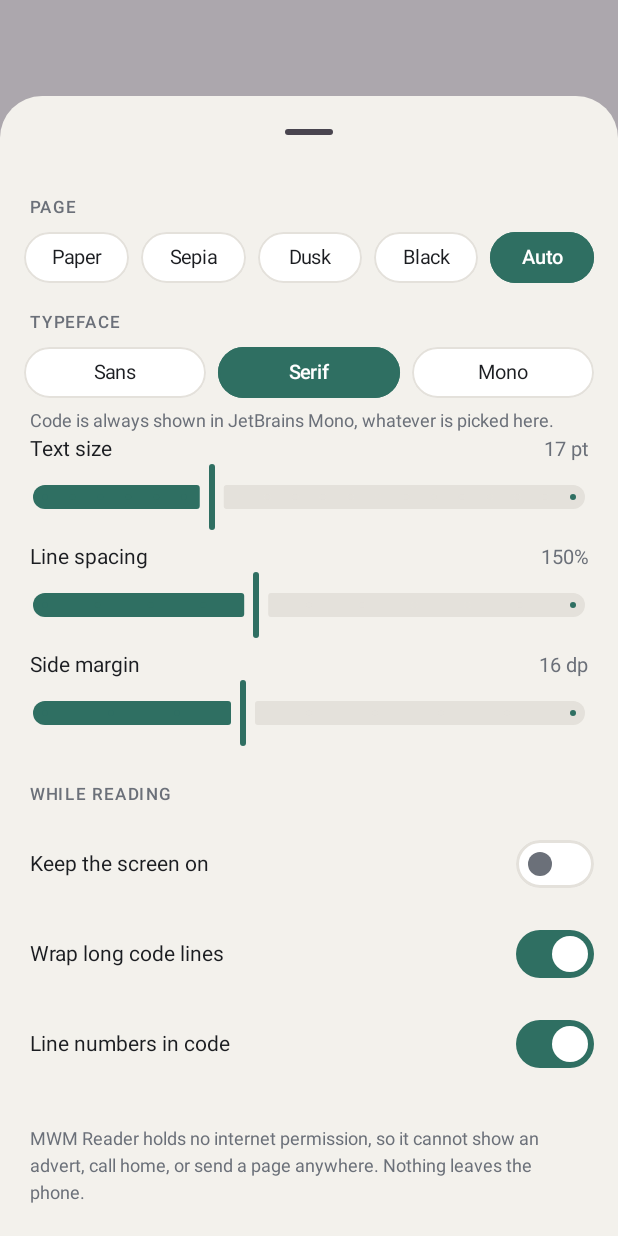
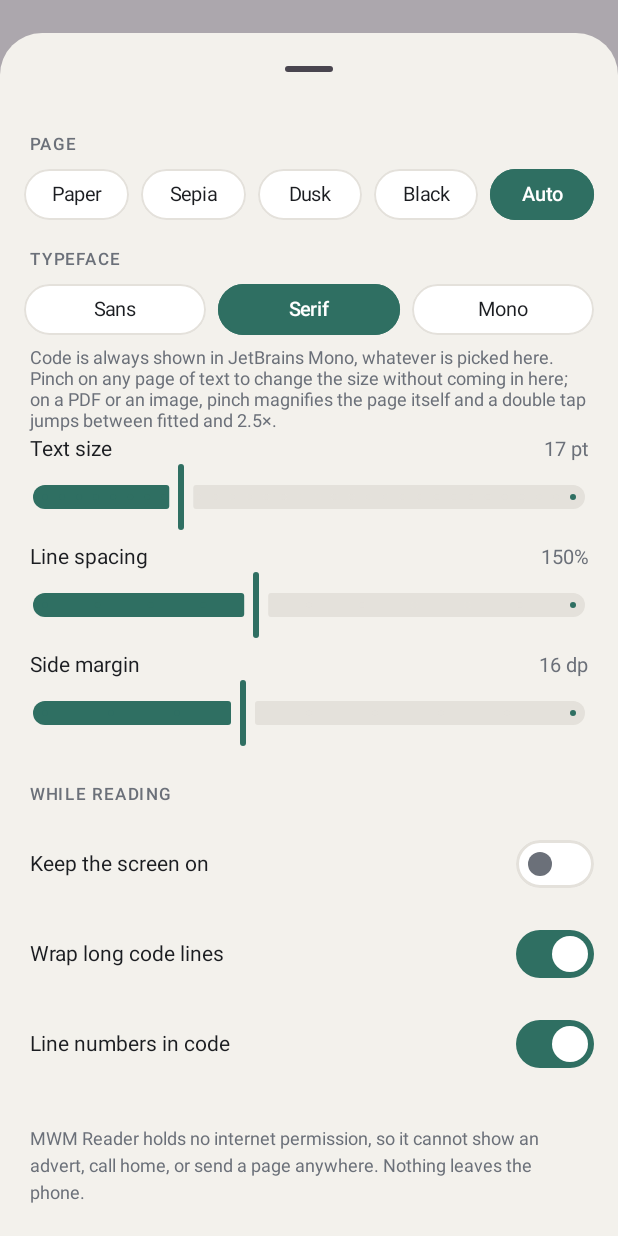
Before and after one commit to Matswm86/mwm-reader, an Android app built with Jetpack Compose: the composable SettingsSheet shown on its own in the app's theme, on a phone screen of 412 x 824 dp. Run offline under Robolectric (Android 15) with nearby library versions, the phone set to English and light mode, and no system bars; pictures from the network do not load.

Commit message:
Pinch to zoom on every page, and make the PDF zoom actually magnify
The PDF zoom was inert: pinching re-rendered the page at a wider pixel size,
then ContentScale.FillWidth drew it back at screen width, so the result was a
sharper picture of the same small type. The page is now laid out at screen
width times the zoom inside a horizontal scroll, so zooming magnifies and the
page can be dragged around. A double tap jumps between fitted and 2.5x, and
the renderer caps a page at six million pixels so a zoomed A4 page cannot eat
22 MB twice over.

Text, code, markdown and tables had no pinch at all. They now resize instead
of magnifying, from 9 to 40 points, which keeps lines wrapped to the screen
rather than forcing a sideways scroll. The size slider was widened to match.

The gesture is hand-written rather than detectTransformGestures, which
swallows one-finger drags as pan and would stop the list scrolling. It watches
the Initial pass and only claims the gesture once a second finger is down.

Not verified on a device: adb input cannot synthesise a two-finger pinch, so
the emulator check still proves only that the pages draw.

Co-Authored-By: Claude Opus 5 (1M context) <noreply@anthropic.com>

```diff
--- a/app/src/main/java/no/mwmai/reader/ui/SettingsSheet.kt
+++ b/app/src/main/java/no/mwmai/reader/ui/SettingsSheet.kt
@@ -88,7 +88,10 @@ fun SettingsSheet(vm: MainViewModel, onClose: () -> Unit) {
                 }
             }
             Text(
-                "Code is always shown in JetBrains Mono, whatever is picked here.",
+                "Code is always shown in JetBrains Mono, whatever is picked here. " +
+                    "Pinch on any page of text to change the size without coming in here; " +
+                    "on a PDF or an image, pinch magnifies the page itself and a double tap " +
+                    "jumps between fitted and 2.5\u00d7.",
                 color = palette.inkDim,
                 fontSize = 12.sp,
                 modifier = Modifier.padding(start = 20.dp, end = 20.dp, top = 8.dp),
@@ -97,8 +100,8 @@ fun SettingsSheet(vm: MainViewModel, onClose: () -> Unit) {
             SliderRow(
                 label = "Text size",
                 value = settings.fontSize.toFloat(),
-                range = 11f..30f,
-                steps = 18,
+                range = 9f..40f,
+                steps = 30,
                 display = "${settings.fontSize} pt",
             ) { vm.update { s -> s.copy(fontSize = it.toInt()) } }
 
```
Also changed, not shown: app/src/main/java/no/mwmai/reader/ui/Gestures.kt (added, +66 -0 lines), app/src/main/java/no/mwmai/reader/ui/MediaBody.kt (+34 -9 lines), app/src/main/java/no/mwmai/reader/ui/ReaderScreen.kt (+14 -1 lines), 2 other files.
